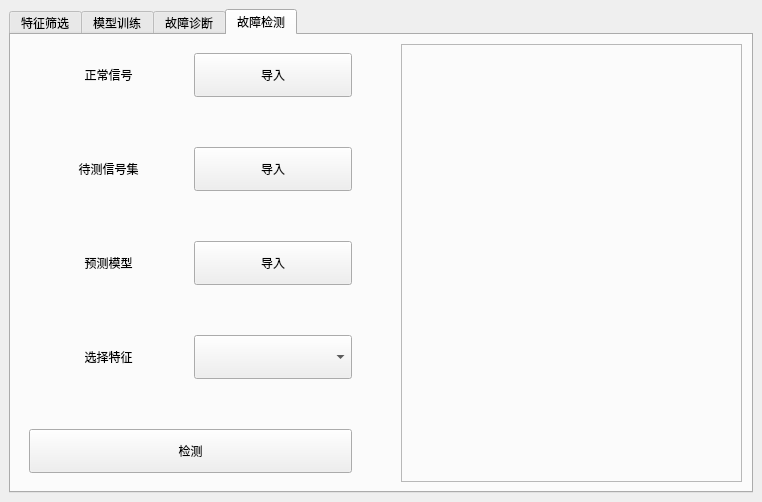
Above: GUI/FaultDegreeGUI.ui from DuskSwan/fault_estimation_master_design before the change. Below: the same form after it.
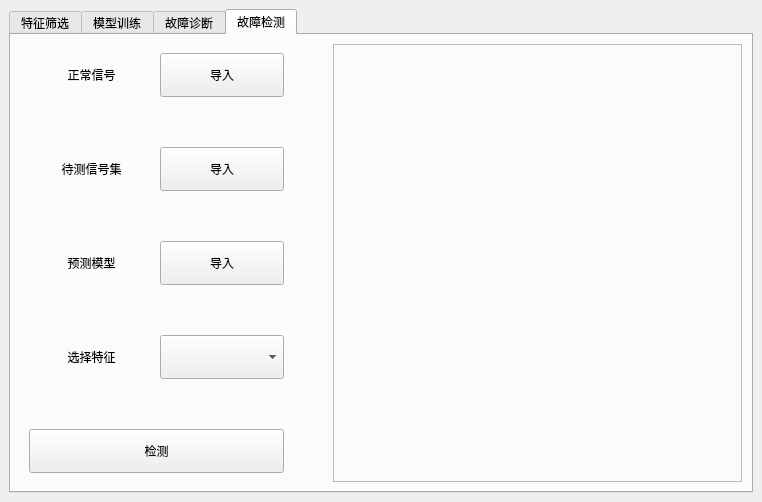
That is the form after the change. The open tabs and pages were chosen to show the change.

Commit message: adjust outlook of GUI

Patch:
```diff
--- a/GUI/FaultDegreeGUI.ui
+++ b/GUI/FaultDegreeGUI.ui
@@ -503,7 +503,7 @@
       <attribute name="title">
        <string>故障检测</string>
       </attribute>
-      <layout class="QHBoxLayout" name="horizontalLayout_8" stretch="10,1,10">
+      <layout class="QHBoxLayout" name="horizontalLayout_8" stretch="8,1,12">
        <item>
         <widget class="QWidget" name="widgetInDetection" native="true">
          <layout class="QGridLayout" name="gridLayout_4">
```
Left out of the diff: 6 changed lines with no effect on the pictures. The commit also changes 4 other files.
